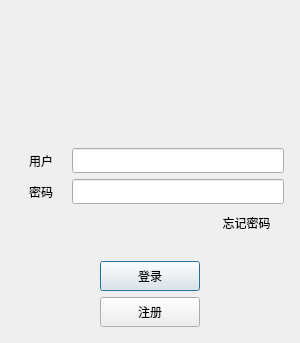
The window that Client/logindialog.ui (Stan-Vincent/HChat-demo) describes before a commit, drawn with Qt 5; both pictures show x 0 to 300 and y 157 to 500 of the 300 by 500 pixel window.
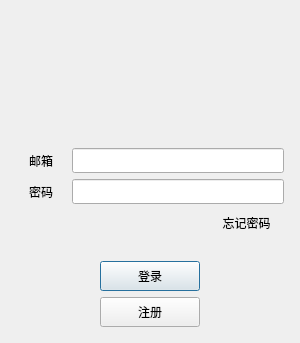
The same window after the commit. Icons and pictures are not drawn. Custom widgets are drawn as their Qt base class.

What changed in the file:
```diff
--- a/Client/logindialog.ui
+++ b/Client/logindialog.ui
@@ -40,22 +40,6 @@
      <property name="bottomMargin">
       <number>5</number>
      </property>
-     <item>
-      <spacer name="verticalSpacer_3">
-       <property name="orientation">
-        <enum>Qt::Vertical</enum>
-       </property>
-       <property name="sizeType">
-        <enum>QSizePolicy::Fixed</enum>
-       </property>
-       <property name="sizeHint" stdset="0">
-        <size>
-         <width>20</width>
-         <height>20</height>
-        </size>
-       </property>
-      </spacer>
-     </item>
      <item>
       <widget class="QWidget" name="widget" native="true">
        <layout class="QGridLayout" name="gridLayout">
@@ -126,7 +110,7 @@
           <enum>Qt::PreventContextMenu</enum>
          </property>
          <property name="text">
-          <string>用户</string>
+          <string>邮箱</string>
          </property>
          <property name="alignment">
           <set>Qt::AlignCenter</set>
```
Left out of the diff: 52 changed lines with no effect on the pictures.
